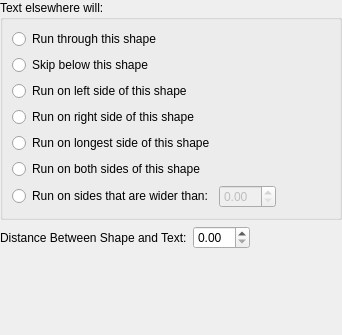
This is words/part/dialogs/KWRunAroundProperties.ui in KDE/calligra as Qt 5 draws it before an edit. The edited form follows.
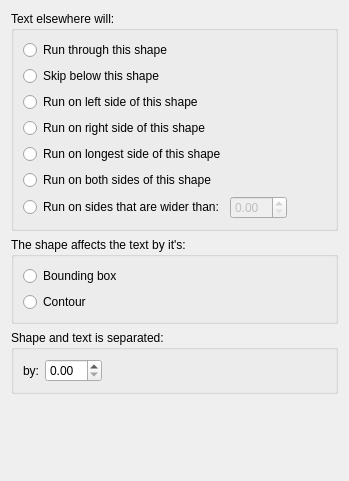
This is the edited form. Custom widgets are drawn as their Qt base class.

Commit message: Add ui to control text run-around contour  - also update the flake command to handle contour

Diff of the .ui file:
```diff
--- a/words/part/dialogs/KWRunAroundProperties.ui
+++ b/words/part/dialogs/KWRunAroundProperties.ui
@@ -6,22 +6,19 @@
    <rect>
     <x>0</x>
     <y>0</y>
-    <width>342</width>
-    <height>335</height>
+    <width>349</width>
+    <height>481</height>
    </rect>
   </property>
-  <layout class="QVBoxLayout">
-   <property name="spacing">
-    <number>6</number>
-   </property>
-   <property name="margin">
-    <number>0</number>
-   </property>
+  <layout class="QVBoxLayout" name="verticalLayout_4">
    <item>
     <widget class="QGroupBox" name="groupBox_3">
      <property name="title">
       <string>Text elsewhere will:</string>
      </property>
+     <property name="flat">
+      <bool>true</bool>
+     </property>
      <layout class="QVBoxLayout" name="verticalLayout">
       <item>
        <widget class="QRadioButton" name="runThrough">
@@ -103,6 +100,41 @@
     </widget>
    </item>
    <item>
+    <widget class="QGroupBox" name="groupBox">
+     <property name="title">
+      <string>The shape affects the text by it's:</string>
+     </property>
+     <property name="flat">
+      <bool>true</bool>
+     </property>
+     <layout class="QVBoxLayout" name="verticalLayout_2">
+      <item>
+       <widget class="QRadioButton" name="box">
+        <property name="text">
+         <string>Bounding box</string>
+        </property>
+       </widget>
+      </item>
+      <item>
+       <widget class="QRadioButton" name="outside">
+        <property name="text">
+         <string>Contour</string>
+        </property>
+       </widget>
+      </item>
+     </layout>
+    </widget>
+   </item>
+   <item>
+    <widget class="QGroupBox" name="groupBox_2">
+     <property name="title">
+      <string>Shape and text is separated:</string>
+     </property>
+     <property name="flat">
+      <bool>true</bool>
+     </property>
+     <layout class="QVBoxLayout" name="verticalLayout_3">
+      <item>
     <layout class="QHBoxLayout">
      <property name="spacing">
       <number>6</number>
@@ -113,7 +145,7 @@
      <item>
       <widget class="QLabel" name="label_5">
        <property name="text">
-        <string>Distance Between Shape and Text:</string>
+           <string>by:</string>
        </property>
        <property name="buddy">
         <cstring>distance</cstring>
@@ -137,6 +169,10 @@
       </spacer>
      </item>
     </layout>
+      </item>
+     </layout>
+     <zorder></zorder>
+    </widget>
    </item>
    <item>
     <spacer>
```
Lines whose indentation alone changed are shown as unchanged. The commit also changes 4 other files.
